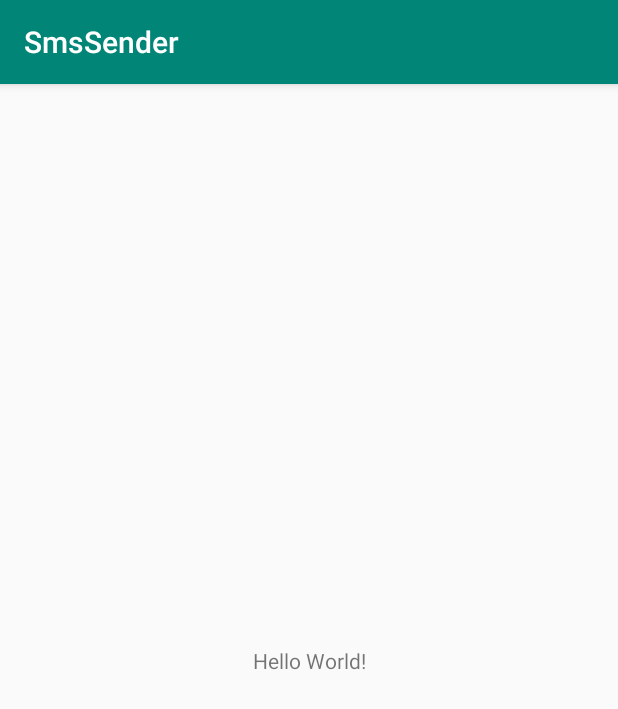
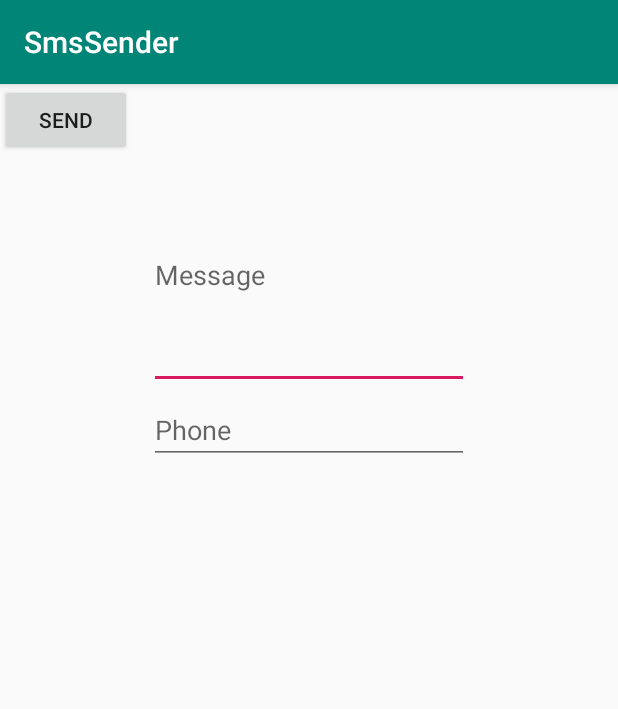
Before and after one commit to amandesai01/SmsChecker, an Android app: the screen it shows after launch (MainActivity), on a phone screen of 412 x 824 dp. Shown: the top 709 px of the screen. Run offline under Robolectric (Android 15) with nearby library versions, the phone set to English and light mode, and no system bars.

Commit message:
Layout Added

```diff
--- a/app/src/main/res/layout/activity_main.xml
+++ b/app/src/main/res/layout/activity_main.xml
@@ -6,13 +6,36 @@
     android:layout_height="match_parent"
     tools:context=".MainActivity">
 
-    <TextView
+    <EditText
+        android:id="@+id/etMessage"
         android:layout_width="wrap_content"
         android:layout_height="wrap_content"
-        android:text="Hello World!"
-        app:layout_constraintBottom_toBottomOf="parent"
-        app:layout_constraintLeft_toLeftOf="parent"
-        app:layout_constraintRight_toRightOf="parent"
+        android:layout_marginTop="51dp"
+        android:ems="10"
+        android:inputType="textMultiLine"
+        android:hint="Message"
+        android:lines="6"
+        app:layout_constraintEnd_toEndOf="parent"
+        app:layout_constraintStart_toStartOf="parent"
         app:layout_constraintTop_toTopOf="parent" />
 
+    <EditText
+        android:id="@+id/etPhone"
+        android:layout_width="wrap_content"
+        android:layout_height="wrap_content"
+        android:layout_marginTop="208dp"
+        android:ems="10"
+        android:inputType="phone"
+        android:hint="Phone"
+        app:layout_constraintEnd_toEndOf="parent"
+        app:layout_constraintStart_toStartOf="parent"
+        app:layout_constraintTop_toTopOf="parent" />
+
+    <Button
+        android:id="@+id/btnSend"
+        android:layout_width="wrap_content"
+        android:layout_height="wrap_content"
+        android:text="Send"
+        tools:layout_editor_absoluteX="148dp"
+        tools:layout_editor_absoluteY="302dp" />
 </android.support.constraint.ConstraintLayout>
```
